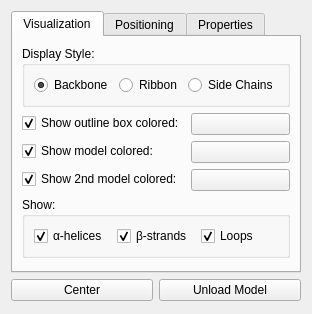
The window that Gorgon/src_ui/ui_dialog_atom_visualization.ui (GorgonCryoEM/Gorgon) describes before a commit, drawn with Qt 5.
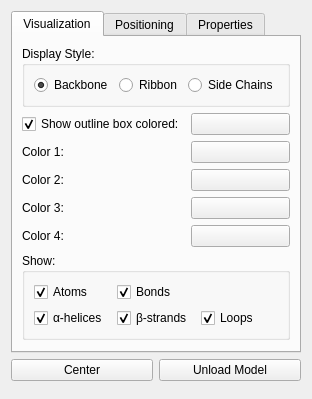
The same window after the commit. Custom widgets are drawn as their Qt base class.

Commit message: Better color control for all atom visualization

Patch:
```diff
--- a/Gorgon/src_ui/ui_dialog_atom_visualization.ui
+++ b/Gorgon/src_ui/ui_dialog_atom_visualization.ui
@@ -6,7 +6,7 @@
     <x>0</x>
     <y>0</y>
     <width>277</width>
-    <height>314</height>
+    <height>399</height>
    </rect>
   </property>
   <property name="sizePolicy" >
@@ -78,7 +78,7 @@
         </widget>
        </item>
        <item>
-        <layout class="QFormLayout" name="formLayout" >
+        <layout class="QGridLayout" name="gridLayout_2" >
          <item row="0" column="0" >
           <widget class="QCheckBox" name="checkBoxBoundingBox" >
            <property name="sizePolicy" >
@@ -109,18 +109,9 @@
           </widget>
          </item>
          <item row="1" column="0" >
-          <widget class="QCheckBox" name="checkBoxModelVisible" >
-           <property name="sizePolicy" >
-            <sizepolicy vsizetype="Fixed" hsizetype="Maximum" >
-             <horstretch>0</horstretch>
-             <verstretch>0</verstretch>
-            </sizepolicy>
-           </property>
+          <widget class="QLabel" name="labelColor1" >
            <property name="text" >
-            <string>Show model colored:</string>
-           </property>
-           <property name="checked" >
-            <bool>true</bool>
+            <string>Color 1:</string>
            </property>
           </widget>
          </item>
@@ -138,23 +129,54 @@
           </widget>
          </item>
          <item row="2" column="0" >
-          <widget class="QCheckBox" name="checkBoxModel2Visible" >
-           <property name="sizePolicy" >
-            <sizepolicy vsizetype="Fixed" hsizetype="Maximum" >
-             <horstretch>0</horstretch>
-             <verstretch>0</verstretch>
-            </sizepolicy>
-           </property>
+          <widget class="QLabel" name="labelColor2" >
            <property name="text" >
-            <string>Show 2nd model colored:</string>
-           </property>
-           <property name="checked" >
-            <bool>true</bool>
+            <string>Color 2:</string>
            </property>
           </widget>
          </item>
          <item row="2" column="1" >
-          <widget class="ColoredPushButton" name="pushButtonModel2Color" >
+          <widget class="ColoredPushButton" name="pushButtonColor2" >
+           <property name="sizePolicy" >
+            <sizepolicy vsizetype="Minimum" hsizetype="Minimum" >
+             <horstretch>0</horstretch>
+             <verstretch>0</verstretch>
+            </sizepolicy>
+           </property>
+           <property name="text" >
+            <string/>
+           </property>
+          </widget>
+         </item>
+         <item row="3" column="0" >
+          <widget class="QLabel" name="labelColor3" >
+           <property name="text" >
+            <string>Color 3:</string>
+           </property>
+          </widget>
+         </item>
+         <item row="3" column="1" >
+          <widget class="ColoredPushButton" name="pushButtonColor3" >
+           <property name="sizePolicy" >
+            <sizepolicy vsizetype="Minimum" hsizetype="Minimum" >
+             <horstretch>0</horstretch>
+             <verstretch>0</verstretch>
+            </sizepolicy>
+           </property>
+           <property name="text" >
+            <string/>
+           </property>
+          </widget>
+         </item>
+         <item row="4" column="0" >
+          <widget class="QLabel" name="labelColor4" >
+           <property name="text" >
+            <string>Color 4:</string>
+           </property>
+          </widget>
+         </item>
+         <item row="4" column="1" >
+          <widget class="ColoredPushButton" name="pushButtonColor4" >
            <property name="sizePolicy" >
             <sizepolicy vsizetype="Minimum" hsizetype="Minimum" >
              <horstretch>0</horstretch>
@@ -179,8 +201,28 @@
          <property name="title" >
           <string>Show:</string>
          </property>
-         <layout class="QHBoxLayout" name="horizontalLayout" >
-          <item>
+         <layout class="QGridLayout" name="gridLayout" >
+          <item row="0" column="0" >
+           <widget class="QCheckBox" name="checkBoxShowAtoms" >
+            <property name="text" >
+             <string>Atoms</string>
+            </property>
+            <property name="checked" >
+             <bool>true</bool>
+            </property>
+           </widget>
+          </item>
+          <item row="0" column="1" >
+           <widget class="QCheckBox" name="checkBoxShowBonds" >
+            <property name="text" >
+             <string>Bonds</string>
+            </property>
+            <property name="checked" >
+             <bool>true</bool>
+            </property>
+           </widget>
+          </item>
+          <item row="1" column="0" >
            <widget class="QCheckBox" name="checkBoxShowHelices" >
             <property name="text" >
              <string>α-helices</string>
@@ -190,7 +232,7 @@
             </property>
            </widget>
           </item>
-          <item>
+          <item row="1" column="1" >
            <widget class="QCheckBox" name="checkBoxShowStrands" >
             <property name="text" >
              <string>β-strands</string>
@@ -200,7 +242,7 @@
             </property>
            </widget>
           </item>
-          <item>
+          <item row="1" column="2" >
            <widget class="QCheckBox" name="checkBoxShowLoops" >
             <property name="text" >
              <string>Loops</string>
```
Left out of the diff: 12 changed lines with no effect on the pictures. The commit also changes 6 other files.
